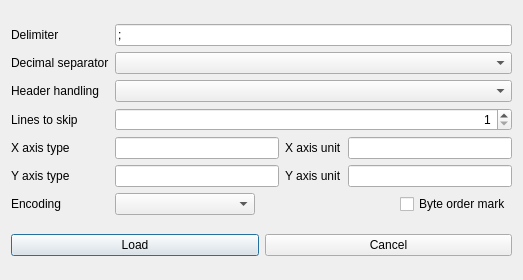
This is src/gui/loadcsvfiledialog.ui in echmet/CEval as Qt 5 draws it before an edit. The edited form follows.
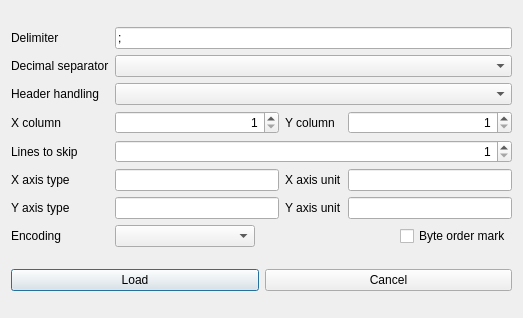
This is the edited form.

Commit message: Allow import of CSV file with multiple columns

Diff of the .ui file:
```diff
--- a/src/gui/loadcsvfiledialog.ui
+++ b/src/gui/loadcsvfiledialog.ui
@@ -7,7 +7,7 @@
     <x>0</x>
     <y>0</y>
     <width>523</width>
-    <height>280</height>
+    <height>318</height>
    </rect>
   </property>
   <property name="windowTitle">
@@ -16,7 +16,7 @@
   <layout class="QVBoxLayout" name="verticalLayout">
    <item>
     <layout class="QGridLayout" name="gridLayout">
-     <item row="4" column="0">
+     <item row="5" column="0">
       <widget class="QLabel" name="ql_xType">
        <property name="text">
         <string>X axis type</string>
@@ -36,19 +36,22 @@
        </property>
       </widget>
      </item>
-     <item row="6" column="1">
+     <item row="7" column="1">
       <widget class="QLineEdit" name="qle_yType"/>
      </item>
-     <item row="4" column="1">
+     <item row="5" column="1">
       <widget class="QLineEdit" name="qle_xType"/>
      </item>
-     <item row="6" column="0">
+     <item row="7" column="0">
       <widget class="QLabel" name="ql_yCaption">
        <property name="text">
         <string>Y axis type</string>
        </property>
       </widget>
      </item>
+     <item row="5" column="3">
+      <widget class="QLineEdit" name="qle_xUnit"/>
+     </item>
      <item row="1" column="0">
       <widget class="QLabel" name="ql_decimalSeparator">
        <property name="toolTip">
@@ -59,17 +62,17 @@
        </property>
       </widget>
      </item>
-     <item row="4" column="2">
+     <item row="5" column="2">
       <widget class="QLabel" name="ql_xUnit">
        <property name="text">
         <string>X axis unit</string>
        </property>
       </widget>
      </item>
-     <item row="4" column="3">
-      <widget class="QLineEdit" name="qle_xUnit"/>
+     <item row="7" column="3">
+      <widget class="QLineEdit" name="qle_yUnit"/>
      </item>
-     <item row="7" column="0">
+     <item row="8" column="0">
       <widget class="QLabel" name="ql_encodingCaption">
        <property name="text">
         <string>Encoding</string>
@@ -83,19 +86,19 @@
        </property>
       </widget>
      </item>
-     <item row="6" column="3">
-      <widget class="QLineEdit" name="qle_yUnit"/>
-     </item>
-     <item row="6" column="2">
-      <widget class="QLabel" name="ql_yUnit">
-       <property name="text">
-        <string>Y axis unit</string>
-       </property>
-      </widget>
-     </item>
      <item row="1" column="1" colspan="3">
       <widget class="QComboBox" name="qcbox_decimalSeparator"/>
      </item>
+     <item row="7" column="2">
+      <widget class="QLabel" name="ql_yUnit">
+       <property name="text">
+        <string>Y axis unit</string>
+       </property>
+      </widget>
+     </item>
+     <item row="2" column="1" colspan="3">
+      <widget class="QComboBox" name="qcbox_headerHandling"/>
+     </item>
      <item row="0" column="1" colspan="3">
       <widget class="QLineEdit" name="qle_delimiter">
        <property name="text">
@@ -103,10 +106,7 @@
        </property>
       </widget>
      </item>
-     <item row="2" column="1" colspan="3">
-      <widget class="QComboBox" name="qcbox_headerHandling"/>
-     </item>
-     <item row="7" column="1" colspan="3">
+     <item row="8" column="1" colspan="3">
       <layout class="QHBoxLayout" name="horizontalLayout_2">
        <item>
         <widget class="QComboBox" name="qcbox_encoding">
@@ -140,14 +140,14 @@
        </item>
       </layout>
      </item>
-     <item row="3" column="0">
+     <item row="4" column="0">
       <widget class="QLabel" name="ql_linesToSkip">
        <property name="text">
         <string>Lines to skip</string>
        </property>
       </widget>
      </item>
-     <item row="3" column="1" colspan="3">
+     <item row="4" column="1" colspan="3">
       <widget class="QSpinBox" name="qspbox_linesToSkip">
        <property name="alignment">
         <set>Qt::AlignRight|Qt::AlignTrailing|Qt::AlignVCenter</set>
@@ -160,6 +160,46 @@
        </property>
       </widget>
      </item>
+     <item row="3" column="0">
+      <widget class="QLabel" name="ql_xColumn">
+       <property name="text">
+        <string>X column</string>
+       </property>
+      </widget>
+     </item>
+     <item row="3" column="1">
+      <widget class="QSpinBox" name="qspbox_xColumn">
+       <property name="alignment">
+        <set>Qt::AlignRight|Qt::AlignTrailing|Qt::AlignVCenter</set>
+       </property>
+       <property name="minimum">
+        <number>1</number>
+       </property>
+       <property name="maximum">
+        <number>999999999</number>
+       </property>
+      </widget>
+     </item>
+     <item row="3" column="2">
+      <widget class="QLabel" name="ql_yColumn">
+       <property name="text">
+        <string>Y column</string>
+       </property>
+      </widget>
+     </item>
+     <item row="3" column="3">
+      <widget class="QSpinBox" name="qspbox_yColumn">
+       <property name="alignment">
+        <set>Qt::AlignRight|Qt::AlignTrailing|Qt::AlignVCenter</set>
+       </property>
+       <property name="minimum">
+        <number>1</number>
+       </property>
+       <property name="maximum">
+        <number>999999999</number>
+       </property>
+      </widget>
+     </item>
     </layout>
    </item>
    <item>
```
The commit also changes 5 other files.
